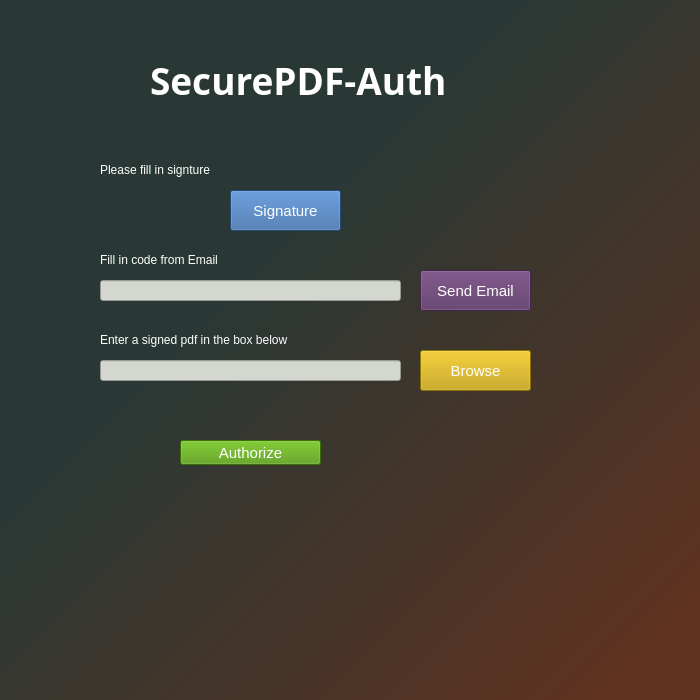
Above: ui-Files/SecurePDF-Auth.ui from rob2radical/SecurePDF-Auth before the change. Below: the same form after it.
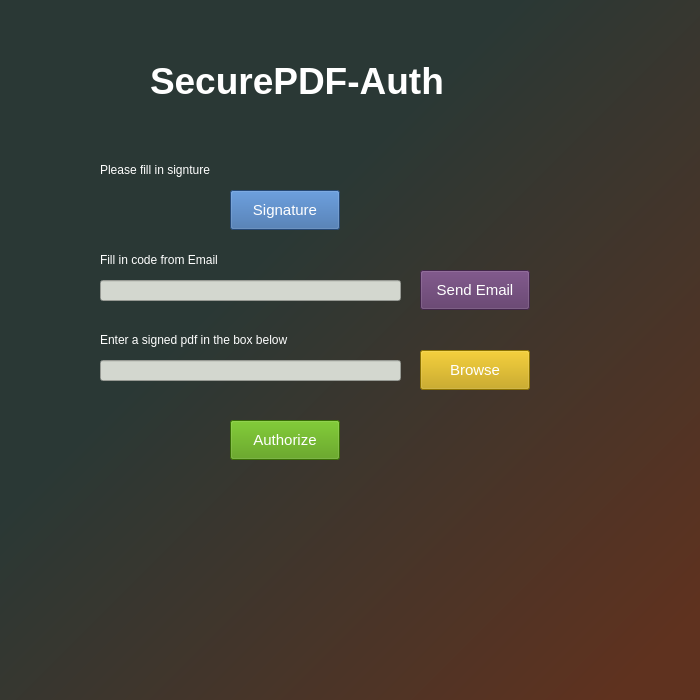
That is the form after the change.

```diff
--- a/ui-Files/SecurePDF-Auth.ui
+++ b/ui-Files/SecurePDF-Auth.ui
@@ -22,6 +22,12 @@
     <height>700</height>
    </size>
   </property>
+  <property name="font">
+   <font>
+    <weight>75</weight>
+    <bold>true</bold>
+   </font>
+  </property>
   <property name="windowTitle">
    <string>MainWindow</string>
   </property>
@@ -35,10 +41,10 @@
    <widget class="QPushButton" name="Authorize">
     <property name="geometry">
      <rect>
-      <x>180</x>
-      <y>440</y>
-      <width>141</width>
-      <height>25</height>
+      <x>230</x>
+      <y>420</y>
+      <width>110</width>
+      <height>40</height>
      </rect>
     </property>
     <property name="font">
@@ -73,8 +79,8 @@
      <rect>
       <x>420</x>
       <y>350</y>
-      <width>111</width>
-      <height>41</height>
+      <width>110</width>
+      <height>40</height>
      </rect>
     </property>
     <property name="font">
@@ -120,7 +126,7 @@
     </property>
     <property name="font">
      <font>
-      <family>Vemana2000</family>
+      <family>Ubuntu</family>
       <pointsize>28</pointsize>
       <weight>75</weight>
       <bold>true</bold>
@@ -139,8 +145,8 @@
      <rect>
       <x>420</x>
       <y>270</y>
-      <width>111</width>
-      <height>41</height>
+      <width>110</width>
+      <height>40</height>
      </rect>
     </property>
     <property name="font">
@@ -209,8 +215,8 @@
      <rect>
       <x>230</x>
       <y>190</y>
-      <width>111</width>
-      <height>41</height>
+      <width>110</width>
+      <height>40</height>
      </rect>
     </property>
     <property name="font">
```
